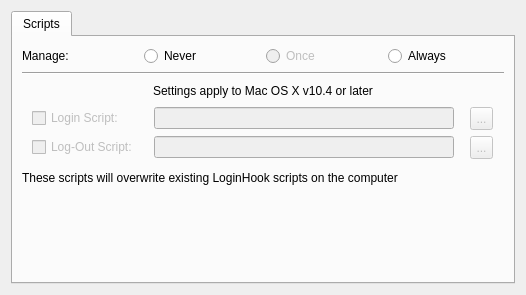
First picture: the form in FWAdminLib/LoginPolicyWidget.ui, repository fw-dev/translations, before the edit.
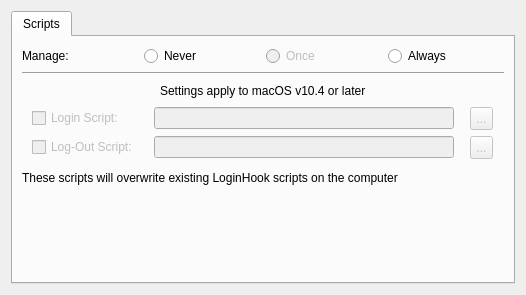
Second picture: the form after the edit.

The edit to the form file:
```diff
--- a/FWAdminLib/LoginPolicyWidget.ui
+++ b/FWAdminLib/LoginPolicyWidget.ui
@@ -93,7 +93,7 @@
          <item>
           <widget class="QLabel" name="tenFourLabel">
            <property name="text">
-            <string>Settings apply to Mac OS X v10.4 or later</string>
+            <string>Settings apply to macOS v10.4 or later</string>
            </property>
           </widget>
          </item>
```
